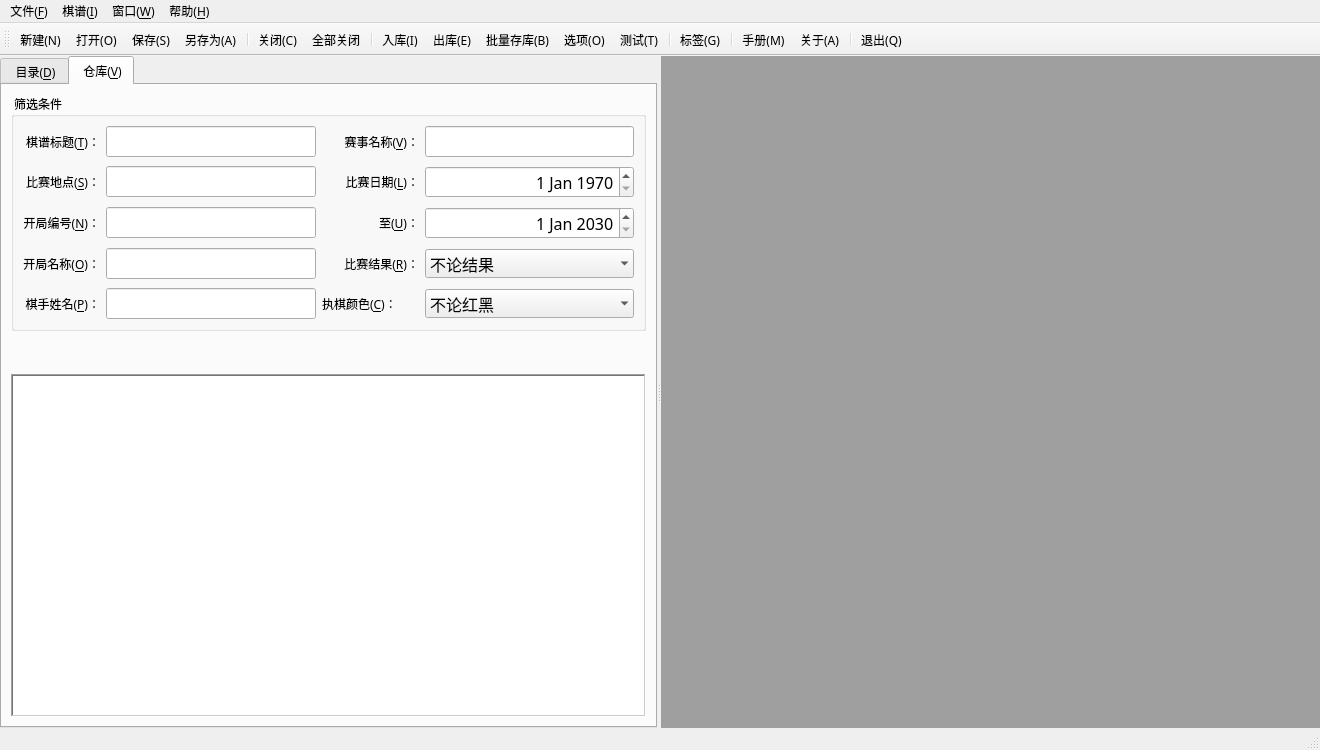
Old version of the form src/mainwindow.ui in the repository hbsxcjp/cchess_qt.
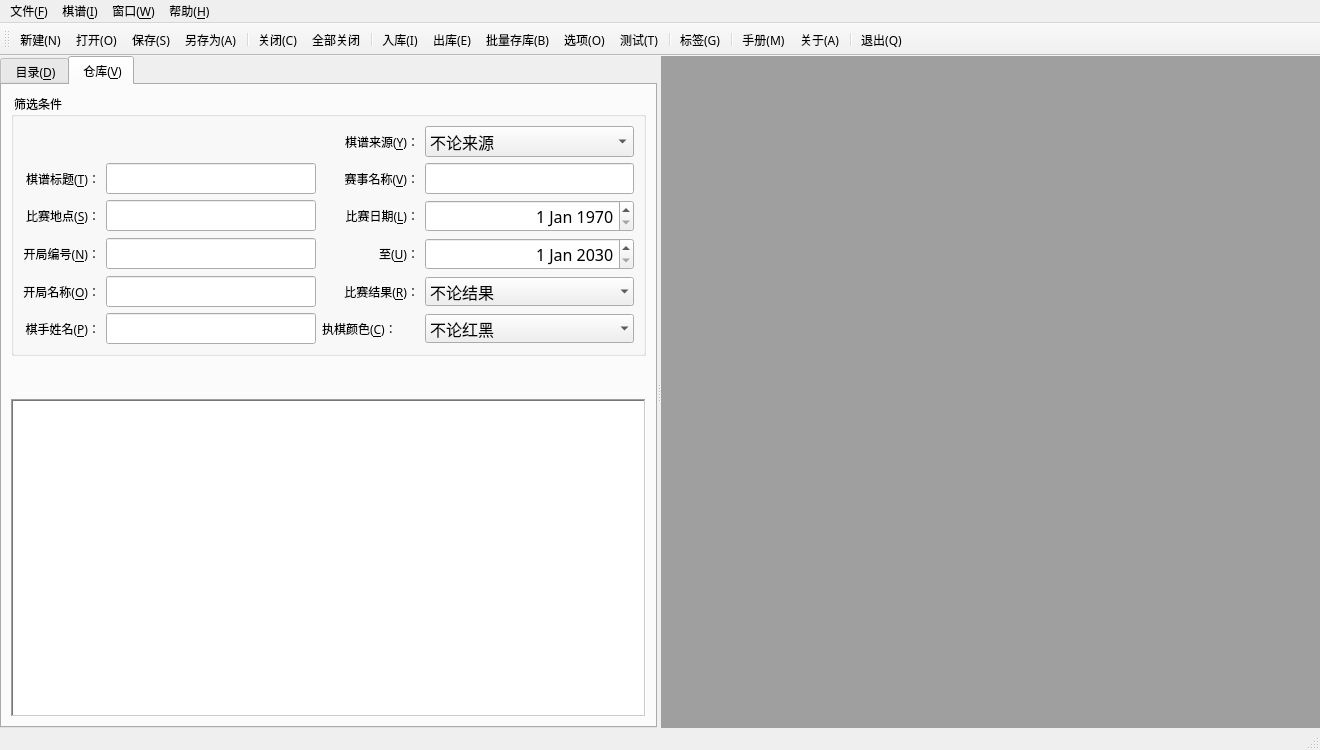
New version of the form. Icons and pictures are not drawn.

The edit to the form file:
```diff
--- a/src/mainwindow.ui
+++ b/src/mainwindow.ui
@@ -333,17 +333,101 @@
             <string notr="true"> 筛选条件</string>
            </property>
            <layout class="QGridLayout" name="gridLayout">
-            <property name="verticalSpacing">
-             <number>9</number>
-            </property>
-            <item row="5" column="1">
-             <widget class="QLineEdit" name="personLineEdit">
+            <item row="2" column="1">
+             <widget class="QLineEdit" name="titleLineEdit">
+              <property name="font">
+               <font>
+                <family>新宋体</family>
+                <pointsize>12</pointsize>
+               </font>
+              </property>
+              <property name="toolTip">
+               <string notr="true"/>
+              </property>
+              <property name="statusTip">
+               <string notr="true"/>
+              </property>
+              <property name="whatsThis">
+               <string notr="true"/>
+              </property>
+              <property name="accessibleName">
+               <string notr="true"/>
+              </property>
+              <property name="accessibleDescription">
+               <string notr="true"/>
+              </property>
+              <property name="inputMask">
+               <string notr="true"/>
+              </property>
+              <property name="text">
+               <string notr="true"/>
+              </property>
+              <property name="placeholderText">
+               <string notr="true"/>
+              </property>
+             </widget>
+            </item>
+            <item row="5" column="2">
+             <widget class="QLabel" name="label_9">
+              <property name="text">
+               <string>比赛结果(&amp;R)：</string>
+              </property>
+              <property name="alignment">
+               <set>Qt::AlignRight|Qt::AlignTrailing|Qt::AlignVCenter</set>
+              </property>
+              <property name="buddy">
+               <cstring>resultComboBox</cstring>
+              </property>
+             </widget>
+            </item>
+            <item row="4" column="1">
+             <widget class="QLineEdit" name="eccoSnLineEdit">
+              <property name="font">
+               <font>
+                <family>新宋体</family>
+                <pointsize>12</pointsize>
+               </font>
+              </property>
+              <property name="toolTip">
+               <string notr="true"/>
+              </property>
+              <property name="statusTip">
+               <string notr="true"/>
+              </property>
+              <property name="whatsThis">
+               <string notr="true"/>
+              </property>
+              <property name="accessibleName">
+               <string notr="true"/>
+              </property>
+              <property name="accessibleDescription">
+               <string notr="true"/>
+              </property>
+              <property name="inputMask">
+               <string notr="true"/>
+              </property>
+              <property name="text">
+               <string notr="true"/>
+              </property>
+              <property name="placeholderText">
+               <string notr="true"/>
+              </property>
+             </widget>
+            </item>
+            <item row="6" column="3">
+             <widget class="QComboBox" name="colorComboBox">
               <property name="sizePolicy">
-               <sizepolicy hsizetype="Expanding" vsizetype="Fixed">
+               <sizepolicy hsizetype="Preferred" vsizetype="Fixed">
                 <horstretch>0</horstretch>
                 <verstretch>0</verstretch>
                </sizepolicy>
               </property>
+              <property name="minimumSize">
+               <size>
+                <width>100</width>
+                <height>0</height>
+               </size>
+              </property>
               <property name="font">
                <font>
                 <family>新宋体</family>
@@ -365,18 +449,30 @@
               <property name="accessibleDescription">
                <string notr="true"/>
               </property>
-              <property name="inputMask">
-               <string notr="true"/>
+              <property name="currentText">
+               <string notr="true">不论红黑</string>
               </property>
-              <property name="text">
-               <string notr="true"/>
+              <property name="frame">
+               <bool>false</bool>
               </property>
-              <property name="placeholderText">
-               <string notr="true"/>
-              </property>
+              <item>
+               <property name="text">
+                <string notr="true">不论红黑</string>
+               </property>
+              </item>
+              <item>
+               <property name="text">
+                <string notr="true">执红</string>
+               </property>
+              </item>
+              <item>
+               <property name="text">
+                <string notr="true">执黑</string>
+               </property>
+              </item>
              </widget>
             </item>
-            <item row="5" column="0">
+            <item row="6" column="0">
              <widget class="QLabel" name="label_3">
               <property name="sizePolicy">
                <sizepolicy hsizetype="Minimum" vsizetype="Preferred">
@@ -401,10 +497,85 @@
               </property>
              </widget>
             </item>
-            <item row="0" column="0">
-             <widget class="QLabel" name="label_8">
+            <item row="4" column="3">
+             <widget class="QDateEdit" name="endDateEdit">
+              <property name="sizePolicy">
+               <sizepolicy hsizetype="Expanding" vsizetype="Fixed">
+                <horstretch>0</horstretch>
+                <verstretch>0</verstretch>
+               </sizepolicy>
+              </property>
+              <property name="minimumSize">
+               <size>
+                <width>0</width>
+                <height>0</height>
+               </size>
+              </property>
+              <property name="font">
+               <font>
+                <family>新宋体</family>
+                <pointsize>12</pointsize>
+               </font>
+              </property>
+              <property name="toolTip">
+               <string notr="true"/>
+              </property>
+              <property name="statusTip">
+               <string notr="true"/>
+              </property>
+              <property name="whatsThis">
+               <string notr="true"/>
+              </property>
+              <property name="accessibleName">
+               <string notr="true"/>
+              </property>
+              <property name="accessibleDescription">
+               <string notr="true"/>
+              </property>
+              <property name="alignment">
+               <set>Qt::AlignRight|Qt::AlignTrailing|Qt::AlignVCenter</set>
+              </property>
+              <property name="dateTime">
+               <datetime>
+                <hour>0</hour>
+                <minute>0</minute>
+                <second>0</second>
+                <year>2030</year>
+                <month>1</month>
+                <day>1</day>
+               </datetime>
+              </property>
+              <property name="date">
+               <date>
+                <year>2030</year>
+                <month>1</month>
+                <day>1</day>
+               </date>
+              </property>
+             </widget>
+            </item>
+            <item row="3" column="2">
+             <widget class="QLabel" name="label">
+              <property name="sizePolicy">
+               <sizepolicy hsizetype="Minimum" vsizetype="Preferred">
+                <horstretch>0</horstretch>
+                <verstretch>0</verstretch>
+               </sizepolicy>
+              </property>
+              <property name="minimumSize">
+               <size>
+                <width>0</width>
+                <height>0</height>
+               </size>
+              </property>
+              <property name="maximumSize">
+               <size>
+                <width>16777215</width>
+                <height>16777215</height>
+               </size>
+              </property>
               <property name="text">
-               <string>棋谱标题(&amp;T)：</string>
+               <string>比赛日期(&amp;L)：</string>
               </property>
               <property name="alignment">
                <set>Qt::AlignRight|Qt::AlignTrailing|Qt::AlignVCenter</set>
@@ -414,7 +585,60 @@
               </property>
              </widget>
             </item>
-            <item row="2" column="2">
+            <item row="4" column="0">
+             <widget class="QLabel" name="label_7">
+              <property name="sizePolicy">
+               <sizepolicy hsizetype="Minimum" vsizetype="Preferred">
+                <horstretch>0</horstretch>
+                <verstretch>0</verstretch>
+               </sizepolicy>
+              </property>
+              <property name="text">
+               <string>开局编号(&amp;N)：</string>
+              </property>
+              <property name="alignment">
+               <set>Qt::AlignRight|Qt::AlignTrailing|Qt::AlignVCenter</set>
+              </property>
+              <property name="buddy">
+               <cstring>eccoSnLineEdit</cstring>
+              </property>
+             </widget>
+            </item>
+            <item row="5" column="1">
+             <widget class="QLineEdit" name="eccoNameLineEdit">
+              <property name="font">
+               <font>
+                <family>新宋体</family>
+                <pointsize>12</pointsize>
+               </font>
+              </property>
+              <property name="toolTip">
+               <string notr="true"/>
+              </property>
+              <property name="statusTip">
+               <string notr="true"/>
+              </property>
+              <property name="whatsThis">
+               <string notr="true"/>
+              </property>
+              <property name="accessibleName">
+               <string notr="true"/>
+              </property>
+              <property name="accessibleDescription">
+               <string notr="true"/>
+              </property>
+              <property name="inputMask">
+               <string notr="true"/>
+              </property>
+              <property name="text">
+               <string notr="true"/>
+              </property>
+              <property name="placeholderText">
+               <string notr="true"/>
+              </property>
+             </widget>
+            </item>
+            <item row="4" column="2">
              <widget class="QLabel" name="label_2">
               <property name="sizePolicy">
                <sizepolicy hsizetype="Minimum" vsizetype="Preferred">
@@ -439,122 +663,7 @@
               </property>
              </widget>
             </item>
-            <item row="1" column="4">
-             <widget class="QDateEdit" name="startDateEdit">
-              <property name="sizePolicy">
-               <sizepolicy hsizetype="Expanding" vsizetype="Fixed">
-                <horstretch>0</horstretch>
-                <verstretch>0</verstretch>
-               </sizepolicy>
-              </property>
-              <property name="minimumSize">
-               <size>
-                <width>106</width>
-                <height>0</height>
-               </size>
-              </property>
-              <property name="font">
-               <font>
-                <family>新宋体</family>
-                <pointsize>12</pointsize>
-               </font>
-              </property>
-              <property name="toolTip">
-               <string notr="true"/>
-              </property>
-              <property name="statusTip">
-               <string notr="true"/>
-              </property>
-              <property name="whatsThis">
-               <string notr="true"/>
-              </property>
-              <property name="accessibleName">
-               <string notr="true"/>
-              </property>
-              <property name="accessibleDescription">
-               <string notr="true"/>
-              </property>
-              <property name="alignment">
-               <set>Qt::AlignRight|Qt::AlignTrailing|Qt::AlignVCenter</set>
-              </property>
-              <property name="dateTime">
-               <datetime>
-                <hour>0</hour>
-                <minute>0</minute>
-                <second>0</second>
-                <year>1970</year>
-                <month>1</month>
-                <day>1</day>
-               </datetime>
-              </property>
-             </widget>
-            </item>
-            <item row="1" column="2">
-             <widget class="QLabel" name="label">
-              <property name="sizePolicy">
-               <sizepolicy hsizetype="Minimum" vsizetype="Preferred">
-                <horstretch>0</horstretch>
-                <verstretch>0</verstretch>
-               </sizepolicy>
-              </property>
-              <property name="minimumSize">
-               <size>
-                <width>0</width>
-                <height>0</height>
-               </size>
-              </property>
-              <property name="maximumSize">
-               <size>
-                <width>16777215</width>
-                <height>16777215</height>
-               </size>
-              </property>
-              <property name="text">
-               <string>比赛日期(&amp;L)：</string>
-              </property>
-              <property name="alignment">
-               <set>Qt::AlignRight|Qt::AlignTrailing|Qt::AlignVCenter</set>
-              </property>
-              <property name="buddy">
-               <cstring>startDateEdit</cstring>
-              </property>
-             </widget>
-            </item>
-            <item row="0" column="1">
-             <widget class="QLineEdit" name="titleLineEdit">
-              <property name="font">
-               <font>
-                <family>新宋体</family>
-                <pointsize>12</pointsize>
-               </font>
-              </property>
-              <property name="toolTip">
-               <string notr="true"/>
-              </property>
-              <property name="statusTip">
-               <string notr="true"/>
-              </property>
-              <property name="whatsThis">
-               <string notr="true"/>
-              </property>
-              <property name="accessibleName">
-               <string notr="true"/>
-              </property>
-              <property name="accessibleDescription">
-               <string notr="true"/>
-              </property>
-              <property name="inputMask">
-               <string notr="true"/>
-              </property>
-              <property name="text">
-               <string notr="true"/>
-              </property>
-              <property name="placeholderText">
-               <string notr="true"/>
-              </property>
-             </widget>
-            </item>
-            <item row="0" column="2">
+            <item row="2" column="2">
              <widget class="QLabel" name="label_5">
               <property name="sizePolicy">
                <sizepolicy hsizetype="Minimum" vsizetype="Preferred">
@@ -573,109 +682,10 @@
               </property>
              </widget>
             </item>
-            <item row="0" column="4">
-             <widget class="QLineEdit" name="eventLineEdit">
-              <property name="font">
-               <font>
-                <family>新宋体</family>
-                <pointsize>12</pointsize>
-               </font>
-              </property>
-              <property name="toolTip">
-               <string notr="true"/>
-              </property>
-              <property name="statusTip">
-               <string notr="true"/>
-              </property>
-              <property name="whatsThis">
-               <string notr="true"/>
-              </property>
-              <property name="accessibleName">
-               <string notr="true"/>
-              </property>
-              <property name="accessibleDescription">
-               <string notr="true"/>
-              </property>
-              <property name="inputMask">
-               <string notr="true"/>
-              </property>
-              <property name="text">
-               <string notr="true"/>
-              </property>
-              <property name="placeholderText">
-               <string notr="true"/>
-              </property>
-             </widget>
-            </item>
-            <item row="1" column="0">
-             <widget class="QLabel" name="label_4">
-              <property name="sizePolicy">
-               <sizepolicy hsizetype="Minimum" vsizetype="Preferred">
-                <horstretch>0</horstretch>
-                <verstretch>0</verstretch>
-               </sizepolicy>
-              </property>
-              <property name="maximumSize">
-               <size>
-                <width>16777215</width>
-                <height>16777215</height>
-               </size>
-              </property>
-              <property name="text">
-               <string>比赛地点(&amp;S)：</string>
-              </property>
-              <property name="alignment">
-               <set>Qt::AlignRight|Qt::AlignTrailing|Qt::AlignVCenter</set>
-              </property>
-              <property name="buddy">
-               <cstring>siteLineEdit</cstring>
-              </property>
-             </widget>
-            </item>
-            <item row="1" column="1">
-             <widget class="QLineEdit" name="siteLineEdit">
-              <property name="font">
-               <font>
-                <family>新宋体</family>
-                <pointsize>12</pointsize>
-               </font>
-              </property>
-              <property name="toolTip">
-               <string notr="true"/>
-              </property>
-              <property name="statusTip">
-               <string notr="true"/>
-              </property>
-              <property name="whatsThis">
-               <string notr="true"/>
-              </property>
-              <property name="accessibleName">
-               <string notr="true"/>
-              </property>
-              <property name="accessibleDescription">
-               <string notr="true"/>
-              </property>
-              <property name="inputMask">
-               <string notr="true"/>
-              </property>
-              <property name="text">
-               <string notr="true"/>
-              </property>
-              <property name="placeholderText">
-               <string notr="true"/>
-              </property>
-             </widget>
-            </item>
             <item row="2" column="0">
-             <widget class="QLabel" name="label_7">
-              <property name="sizePolicy">
-               <sizepolicy hsizetype="Minimum" vsizetype="Preferred">
-                <horstretch>0</horstretch>
-                <verstretch>0</verstretch>
-               </sizepolicy>
-              </property>
+             <widget class="QLabel" name="label_8">
               <property name="text">
-               <string>开局编号(&amp;N)：</string>
+               <string>棋谱标题(&amp;T)：</string>
               </property>
               <property name="alignment">
                <set>Qt::AlignRight|Qt::AlignTrailing|Qt::AlignVCenter</set>
@@ -685,41 +695,7 @@
               </property>
              </widget>
             </item>
-            <item row="2" column="1">
-             <widget class="QLineEdit" name="eccoSnLineEdit">
-              <property name="font">
-               <font>
-                <family>新宋体</family>
-                <pointsize>12</pointsize>
-               </font>
-              </property>
-              <property name="toolTip">
-               <string notr="true"/>
-              </property>
-              <property name="statusTip">
-               <string notr="true"/>
-              </property>
-              <property name="whatsThis">
-               <string notr="true"/>
-              </property>
-              <property name="accessibleName">
-               <string notr="true"/>
-              </property>
-              <property name="accessibleDescription">
-               <string notr="true"/>
-              </property>
-              <property name="inputMask">
-               <string notr="true"/>
-              </property>
-              <property name="text">
-               <string notr="true"/>
-              </property>
-              <property name="placeholderText">
-               <string notr="true"/>
-              </property>
-             </widget>
-            </item>
-            <item row="4" column="0">
+            <item row="5" column="0">
              <widget class="QLabel" name="label_6">
               <property name="sizePolicy">
                <sizepolicy hsizetype="Minimum" vsizetype="Preferred">
@@ -744,44 +720,32 @@
               </property>
              </widget>
             </item>
-            <item row="4" column="1">
-             <widget class="QLineEdit" name="eccoNameLineEdit">
-              <property name="font">
-               <font>
-                <family>新宋体</family>
-                <pointsize>12</pointsize>
-               </font>
-              </property>
-              <property name="toolTip">
-               <string notr="true"/>
-              </property>
-              <property name="statusTip">
-               <string notr="true"/>
-              </property>
-              <property name="whatsThis">
-               <string notr="true"/>
-              </property>
-              <property name="accessibleName">
-               <string notr="true"/>
-              </property>
-              <property name="accessibleDescription">
-               <string notr="true"/>
-              </property>
-              <property name="inputMask">
-               <string notr="true"/>
-              </property>
+            <item row="6" column="2">
+             <widget class="QLabel" name="label_10">
               <property name="text">
-               <string notr="true"/>
+               <string>执棋颜色(&amp;C)：</string>
               </property>
-              <property name="placeholderText">
-               <string notr="true"/>
+              <property name="buddy">
+               <cstring>colorComboBox</cstring>
               </property>
              </widget>
             </item>
-            <item row="4" column="2">
-             <widget class="QLabel" name="label_9">
+            <item row="3" column="0">
+             <widget class="QLabel" name="label_4">
+              <property name="sizePolicy">
+               <sizepolicy hsizetype="Minimum" vsizetype="Preferred">
+                <horstretch>0</horstretch>
+                <verstretch>0</verstretch>
+               </sizepolicy>
+              </property>
+              <property name="maximumSize">
+               <size>
+                <width>16777215</width>
+                <height>16777215</height>
+               </size>
+              </property>
               <property name="text">
-               <string>比赛结果(&amp;R)：</string>
+               <string>比赛地点(&amp;S)：</string>
               </property>
               <property name="alignment">
                <set>Qt::AlignRight|Qt::AlignTrailing|Qt::AlignVCenter</set>
@@ -791,8 +755,82 @@
               </property>
              </widget>
             </item>
-            <item row="2" column="4">
-             <widget class="QDateEdit" name="endDateEdit">
+            <item row="6" column="1">
+             <widget class="QLineEdit" name="personLineEdit">
+              <property name="sizePolicy">
+               <sizepolicy hsizetype="Expanding" vsizetype="Fixed">
+                <horstretch>0</horstretch>
+                <verstretch>0</verstretch>
+               </sizepolicy>
+              </property>
+              <property name="font">
+               <font>
+                <family>新宋体</family>
+                <pointsize>12</pointsize>
+               </font>
+              </property>
+              <property name="toolTip">
+               <string notr="true"/>
+              </property>
+              <property name="statusTip">
+               <string notr="true"/>
+              </property>
+              <property name="whatsThis">
+               <string notr="true"/>
+              </property>
+              <property name="accessibleName">
+               <string notr="true"/>
+              </property>
+              <property name="accessibleDescription">
+               <string notr="true"/>
+              </property>
+              <property name="inputMask">
+               <string notr="true"/>
+              </property>
+              <property name="text">
+               <string notr="true"/>
+              </property>
+              <property name="placeholderText">
+               <string notr="true"/>
+              </property>
+             </widget>
+            </item>
+            <item row="3" column="1">
+             <widget class="QLineEdit" name="siteLineEdit">
+              <property name="font">
+               <font>
+                <family>新宋体</family>
+                <pointsize>12</pointsize>
+               </font>
+              </property>
+              <property name="toolTip">
+               <string notr="true"/>
+              </property>
+              <property name="statusTip">
+               <string notr="true"/>
+              </property>
+              <property name="whatsThis">
+               <string notr="true"/>
+              </property>
+              <property name="accessibleName">
+               <string notr="true"/>
+              </property>
+              <property name="accessibleDescription">
+               <string notr="true"/>
+              </property>
+              <property name="inputMask">
+               <string notr="true"/>
+              </property>
+              <property name="text">
+               <string notr="true"/>
+              </property>
+              <property name="placeholderText">
+               <string notr="true"/>
+              </property>
+             </widget>
+            </item>
+            <item row="3" column="3">
+             <widget class="QDateEdit" name="startDateEdit">
               <property name="sizePolicy">
                <sizepolicy hsizetype="Expanding" vsizetype="Fixed">
                 <horstretch>0</horstretch>
@@ -801,7 +839,7 @@
               </property>
               <property name="minimumSize">
                <size>
-                <width>0</width>
+                <width>106</width>
                 <height>0</height>
                </size>
               </property>
@@ -834,21 +872,14 @@
                 <hour>0</hour>
                 <minute>0</minute>
                 <second>0</second>
-                <year>2030</year>
+                <year>1970</year>
                 <month>1</month>
                 <day>1</day>
                </datetime>
               </property>
-              <property name="date">
-               <date>
-                <year>2030</year>
-                <month>1</month>
-                <day>1</day>
-               </date>
-              </property>
              </widget>
             </item>
-            <item row="4" column="4">
+            <item row="5" column="3">
              <widget class="QComboBox" name="resultComboBox">
               <property name="sizePolicy">
                <sizepolicy hsizetype="Expanding" vsizetype="Fixed">
@@ -911,30 +942,79 @@
               </item>
              </widget>
             </item>
-            <item row="5" column="2">
-             <widget class="QLabel" name="label_10">
+            <item row="2" column="3">
+             <widget class="QLineEdit" name="eventLineEdit">
+              <property name="font">
+               <font>
+                <family>新宋体</family>
+                <pointsize>12</pointsize>
+               </font>
+              </property>
+              <property name="toolTip">
+               <string notr="true"/>
+              </property>
+              <property name="statusTip">
+               <string notr="true"/>
+              </property>
+              <property name="whatsThis">
+               <string notr="true"/>
+              </property>
+              <property name="accessibleName">
+               <string notr="true"/>
+              </property>
+              <property name="accessibleDescription">
+               <string notr="true"/>
+              </property>
+              <property name="inputMask">
+               <string notr="true"/>
+              </property>
               <property name="text">
-               <string>执棋颜色(&amp;C)：</string>
+               <string notr="true"/>
+              </property>
+              <property name="placeholderText">
+               <string notr="true"/>
+              </property>
+             </widget>
+            </item>
+            <item row="1" column="2">
+             <widget class="QLabel" name="label_12">
+              <property name="toolTip">
+               <string notr="true"/>
+              </property>
+              <property name="statusTip">
+               <string notr="true"/>
+              </property>
+              <property name="whatsThis">
+               <string notr="true"/>
+              </property>
+              <property name="accessibleName">
+               <string notr="true"/>
+              </property>
+              <property name="accessibleDescription">
+               <string notr="true"/>
+              </property>
+              <property name="layoutDirection">
+               <enum>Qt::LeftToRight</enum>
+              </property>
+              <property name="text">
+               <string>棋谱来源(&amp;Y)：</string>
+              </property>
+              <property name="alignment">
+               <set>Qt::AlignRight|Qt::AlignTrailing|Qt::AlignVCenter</set>
               </property>
               <property name="buddy">
                <cstring>colorComboBox</cstring>
               </property>
              </widget>
             </item>
-            <item row="5" column="4">
-             <widget class="QComboBox" name="colorComboBox">
+            <item row="1" column="3">
+             <widget class="QComboBox" name="sourceComboBox">
               <property name="sizePolicy">
-               <sizepolicy hsizetype="Preferred" vsizetype="Fixed">
+               <sizepolicy hsizetype="Preferred" vsizetype="Preferred">
                 <horstretch>0</horstretch>
                 <verstretch>0</verstretch>
                </sizepolicy>
               </property>
-              <property name="minimumSize">
-               <size>
-                <width>100</width>
-                <height>0</height>
-               </size>
-              </property>
               <property name="font">
                <font>
                 <family>新宋体</family>
@@ -957,14 +1037,17 @@
                <string notr="true"/>
               </property>
               <property name="currentText">
-               <string notr="true">不论红黑</string>
+               <string notr="true">不论来源</string>
+              </property>
+              <property name="currentIndex">
+               <number>0</number>
               </property>
               <property name="frame">
-               <bool>false</bool>
+               <bool>true</bool>
               </property>
               <item>
                <property name="text">
-                <string notr="true">不论红黑</string>
+                <string>不论来源</string>
                </property>
               </item>
               <item>
```
Left out of the diff: 17 changed lines with no effect on the pictures.
